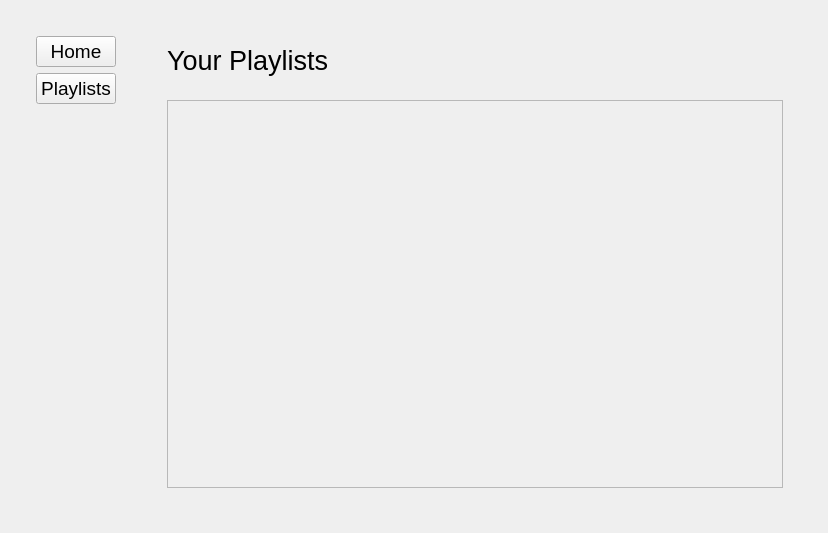
Before: the Qt Designer form qt_widgets/LoginWindowV1.ui in WelRow/playlistApp, drawn with Qt 5.
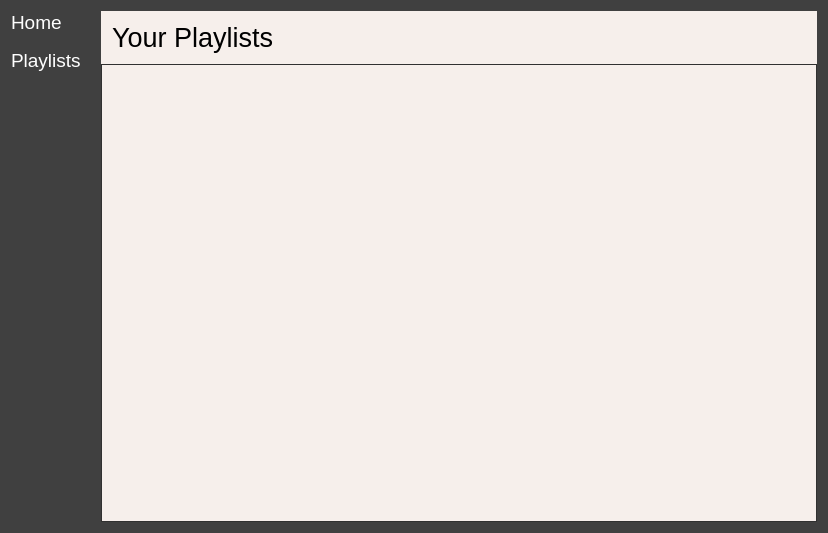
After: the same form once the commit is applied. Icons and pictures are not drawn.

Commit message: applied stylesheets

The edit to the form file:
```diff
--- a/qt_widgets/LoginWindowV1.ui
+++ b/qt_widgets/LoginWindowV1.ui
@@ -29,7 +29,25 @@
    <string notr="true"/>
   </property>
   <widget class="QWidget" name="centralwidget">
+   <property name="styleSheet">
+    <string notr="true">background-color: #404040;</string>
+   </property>
    <layout class="QGridLayout" name="gridLayout">
+    <property name="leftMargin">
+     <number>0</number>
+    </property>
+    <property name="topMargin">
+     <number>0</number>
+    </property>
+    <property name="rightMargin">
+     <number>0</number>
+    </property>
+    <property name="bottomMargin">
+     <number>0</number>
+    </property>
+    <property name="spacing">
+     <number>0</number>
+    </property>
     <item row="0" column="0">
      <widget class="QStackedWidget" name="stackedWidget">
       <property name="styleSheet">
@@ -38,11 +56,38 @@
       <property name="currentIndex">
        <number>1</number>
       </property>
-      <widget class="QWidget" name="page">
+      <widget class="QWidget" name="page1">
+       <property name="styleSheet">
+        <string notr="true"/>
+       </property>
        <layout class="QVBoxLayout" name="verticalLayout_8">
+        <property name="spacing">
+         <number>0</number>
+        </property>
+        <property name="leftMargin">
+         <number>0</number>
+        </property>
+        <property name="topMargin">
+         <number>0</number>
+        </property>
+        <property name="rightMargin">
+         <number>0</number>
+        </property>
+        <property name="bottomMargin">
+         <number>0</number>
+        </property>
         <item alignment="Qt::AlignmentFlag::AlignHCenter|Qt::AlignmentFlag::AlignVCenter">
          <widget class="QWidget" name="widget_5" native="true">
           <layout class="QVBoxLayout" name="verticalLayout_9">
+           <property name="spacing">
+            <number>0</number>
+           </property>
+           <property name="leftMargin">
+            <number>11</number>
+           </property>
+           <property name="topMargin">
+            <number>11</number>
+           </property>
            <item>
             <widget class="QLabel" name="label">
              <property name="font">
@@ -73,10 +118,44 @@
         </item>
        </layout>
       </widget>
-      <widget class="QWidget" name="page_2">
+      <widget class="QWidget" name="page2">
+       <property name="styleSheet">
+        <string notr="true">
+#homePage, #playlistPage, #scrollAreaWidgetContents, #widget {
+	background-color: #F6EFEB;
+}
+#homeButton, #playlistButton {
+	text-align: left;
+	border: none;
+	background-color: transparent;
+	background: none;
+	padding: 0;
+	margin: 0;
+	color: white;
+}
+QLabel {
+	color: black;
+	background-color: #F6EFEB;
+}</string>
+       </property>
        <layout class="QHBoxLayout" name="horizontalLayout_2">
+        <property name="spacing">
+         <number>0</number>
+        </property>
+        <property name="leftMargin">
+         <number>0</number>
+        </property>
+        <property name="topMargin">
+         <number>0</number>
+        </property>
+        <property name="rightMargin">
+         <number>0</number>
+        </property>
+        <property name="bottomMargin">
+         <number>0</number>
+        </property>
         <item alignment="Qt::AlignmentFlag::AlignLeft">
-         <widget class="QWidget" name="menuFram_2" native="true">
+         <widget class="QWidget" name="menuFrame" native="true">
           <property name="minimumSize">
            <size>
             <width>0</width>
@@ -84,9 +163,36 @@
            </size>
           </property>
           <layout class="QVBoxLayout" name="verticalLayout_10">
+           <property name="leftMargin">
+            <number>0</number>
+           </property>
+           <property name="topMargin">
+            <number>0</number>
+           </property>
+           <property name="rightMargin">
+            <number>0</number>
+           </property>
+           <property name="bottomMargin">
+            <number>0</number>
+           </property>
            <item alignment="Qt::AlignmentFlag::AlignTop">
             <widget class="QWidget" name="widget_4" native="true">
+             <property name="sizePolicy">
+              <sizepolicy hsizetype="Preferred" vsizetype="Preferred">
+               <horstretch>0</horstretch>
+               <verstretch>0</verstretch>
+              </sizepolicy>
+             </property>
              <layout class="QVBoxLayout" name="verticalLayout">
+              <property name="spacing">
+               <number>15</number>
+              </property>
+              <property name="leftMargin">
+               <number>11</number>
+              </property>
+              <property name="topMargin">
+               <number>11</number>
+              </property>
               <item>
                <widget class="QPushButton" name="homeButton">
                 <property name="font">
@@ -140,6 +246,21 @@
         <item>
          <widget class="QWidget" name="mainFrame" native="true">
           <layout class="QVBoxLayout" name="verticalLayout_2">
+           <property name="spacing">
+            <number>0</number>
+           </property>
+           <property name="leftMargin">
+            <number>11</number>
+           </property>
+           <property name="topMargin">
+            <number>11</number>
+           </property>
+           <property name="rightMargin">
+            <number>11</number>
+           </property>
+           <property name="bottomMargin">
+            <number>11</number>
+           </property>
            <item>
             <widget class="QStackedWidget" name="stackedWidget_2">
              <property name="currentIndex">
@@ -147,9 +268,36 @@
              </property>
              <widget class="QWidget" name="homePage">
               <layout class="QVBoxLayout" name="verticalLayout_4">
+               <property name="spacing">
+                <number>0</number>
+               </property>
+               <property name="leftMargin">
+                <number>0</number>
+               </property>
+               <property name="topMargin">
+                <number>0</number>
+               </property>
+               <property name="rightMargin">
+                <number>0</number>
+               </property>
+               <property name="bottomMargin">
+                <number>0</number>
+               </property>
                <item alignment="Qt::AlignmentFlag::AlignHCenter">
                 <widget class="QWidget" name="widget" native="true">
                  <layout class="QVBoxLayout" name="verticalLayout_3">
+                  <property name="leftMargin">
+                   <number>0</number>
+                  </property>
+                  <property name="topMargin">
+                   <number>0</number>
+                  </property>
+                  <property name="rightMargin">
+                   <number>0</number>
+                  </property>
+                  <property name="bottomMargin">
+                   <number>0</number>
+                  </property>
                   <item alignment="Qt::AlignmentFlag::AlignHCenter">
                    <widget class="QLabel" name="comingSoonLabel">
                     <property name="font">
@@ -168,10 +316,45 @@
               </layout>
              </widget>
              <widget class="QWidget" name="playlistPage">
+              <property name="styleSheet">
+               <string notr="true">#widget_2, #widget_3 {
+background-color: #F6EFEB;
+}</string>
+              </property>
               <layout class="QVBoxLayout" name="verticalLayout_5">
+               <property name="spacing">
+                <number>0</number>
+               </property>
+               <property name="leftMargin">
+                <number>0</number>
+               </property>
+               <property name="topMargin">
+                <number>0</number>
+               </property>
+               <property name="rightMargin">
+                <number>0</number>
+               </property>
+               <property name="bottomMargin">
+                <number>0</number>
+               </property>
                <item alignment="Qt::AlignmentFlag::AlignTop">
                 <widget class="QWidget" name="widget_2" native="true">
                  <layout class="QVBoxLayout" name="verticalLayout_6">
+                  <property name="spacing">
+                   <number>0</number>
+                  </property>
+                  <property name="leftMargin">
+                   <number>11</number>
+                  </property>
+                  <property name="topMargin">
+                   <number>11</number>
+                  </property>
+                  <property name="rightMargin">
+                   <number>11</number>
+                  </property>
+                  <property name="bottomMargin">
+                   <number>11</number>
+                  </property>
                   <item>
                    <widget class="QLabel" name="label_2">
                     <property name="font">
@@ -190,6 +373,18 @@
                <item>
                 <widget class="QWidget" name="widget_3" native="true">
                  <layout class="QVBoxLayout" name="verticalLayout_7">
+                  <property name="leftMargin">
+                   <number>0</number>
+                  </property>
+                  <property name="topMargin">
+                   <number>0</number>
+                  </property>
+                  <property name="rightMargin">
+                   <number>0</number>
+                  </property>
+                  <property name="bottomMargin">
+                   <number>0</number>
+                  </property>
                   <item>
                    <widget class="QScrollArea" name="scrollArea">
                     <property name="widgetResizable">
@@ -200,8 +395,8 @@
                       <rect>
                        <x>0</x>
                        <y>0</y>
-                       <width>540</width>
-                       <height>348</height>
+                       <width>666</width>
+                       <height>443</height>
                       </rect>
                      </property>
                     </widget>
```
